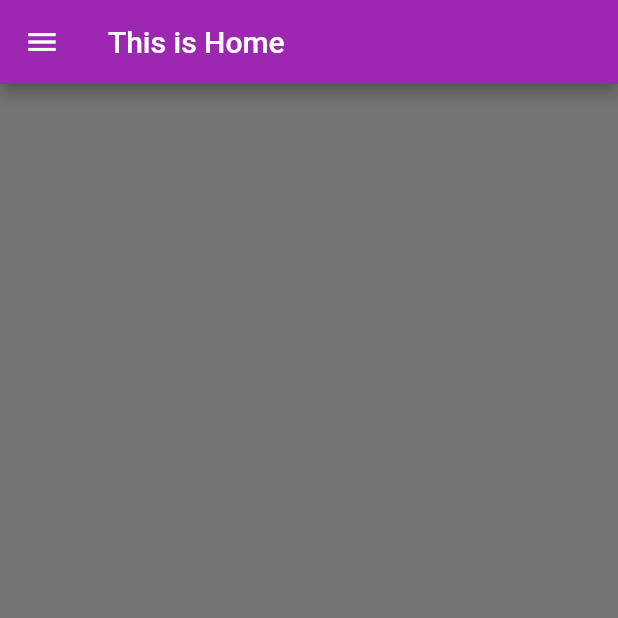
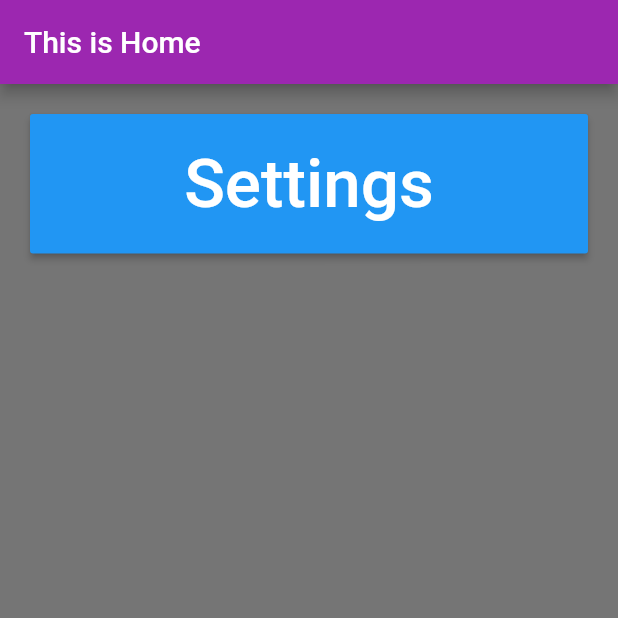
Before and after one commit to adadarohan/Audoptik_App, a Flutter app: the myHomeScreen screen opened directly, on a phone screen of 412 x 824 dp, the top half of it. Run offline on Flutter 3.47's test engine with Material 2 defaults, Android fonts, the phone set to English and light mode, and no system bars; our stand-ins replace cloud_firestore, firebase_auth, google_sign_in; accounts and stored records are empty; Roboto replaces fonts that are missing (Helvetica).

Commit message:
Settings Button

```diff
--- a/audoptik_app/lib/home/home.dart
+++ b/audoptik_app/lib/home/home.dart
@@ -1,8 +1,8 @@
 
-import 'package:audoptik_app/Screens/Login/LoginWidgets/loginwidgets.dart';
-import 'package:audoptik_app/Screens/root/root.dart';
+
+import 'package:audoptik_app/Screens/settings/settings.dart';
 import 'package:flutter/material.dart';
-import 'package:provider/provider.dart';
+
 
 class myHomeScreen extends StatelessWidget {
   @override
@@ -15,43 +15,37 @@ class myHomeScreen extends StatelessWidget {
         child: Text("This is Home"),
         ),
       ),
-      drawer: new Drawer(
+      body: ListView(
+        padding: EdgeInsets.all(20.0),
+        children: <Widget>[
+          ButtonTheme(
+            minWidth: 65,
+            height: 45,
+            child: RaisedButton(
+            color: Colors.blue,
 
-        child: Container(
-          color: Colors.black54,
-           child:ListView(
-          children: <Widget>[
-           Container(
-             height: 35,
-              width: 45,
-              child: ButtonTheme(
-             minWidth: 45,
-             height: 35,
-             child:  RaisedButton(
-              child: Text("Log Out", style: TextStyle(fontFamily: "Helvetica", fontSize: 25.0),),
-              color: Colors.orange,
-              onPressed: () async{
-                myLoginWidgets _currentUser = Provider.of<myLoginWidgets>(context, listen: false);
-          String _returnString = await _currentUser.signOut();
-          if(_returnString == "success"){
-            Navigator.pushAndRemoveUntil(context,
+            padding: EdgeInsets.all(20.0),
+            child: Text(
+              "Settings",
+              style: TextStyle(
+                fontFamily: "Helvetica",
+                fontSize: 45,
+                color: Colors.white,
+              ),
+              ),
+              onPressed: (){
+                Navigator.pushAndRemoveUntil(context,
                 MaterialPageRoute(
-                    builder: (context) => myRootScreen()
+                    builder: (context) => mySettings()
                 ),
                     (route) => false
             );
-          }
+
               },
-
-            ),
-           ),
-              ),
-
-          ],
-        ),
-         ),
+            )
+          )
+        ],
       ),
-
 
     );
   }
--- a/audoptik_app/lib/main.dart
+++ b/audoptik_app/lib/main.dart
@@ -1,6 +1,5 @@
 
 import 'package:audoptik_app/Screens/root/root.dart';
-import 'package:audoptik_app/screens/Login/login.dart';
 import 'package:flutter/material.dart';
 import 'package:provider/provider.dart';
 import 'Screens/Login/LoginWidgets/loginwidgets.dart';
```
Also changed, not shown: audoptik_app/lib/Screens/settings/settings.dart (added, +53 -0 lines).
